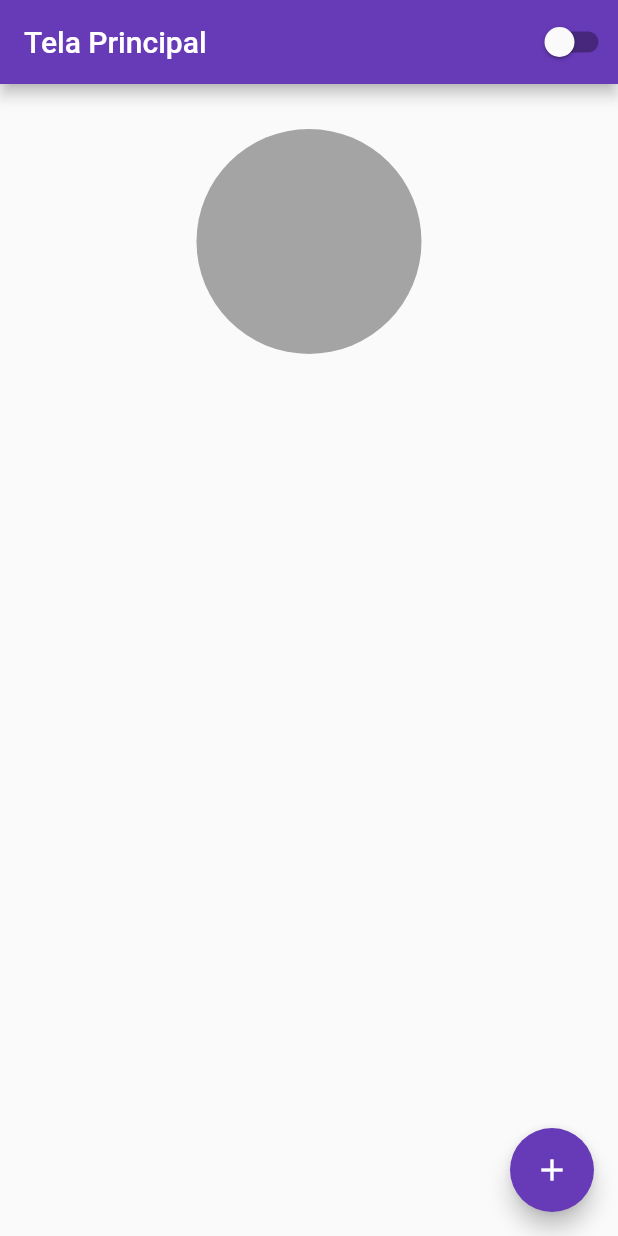
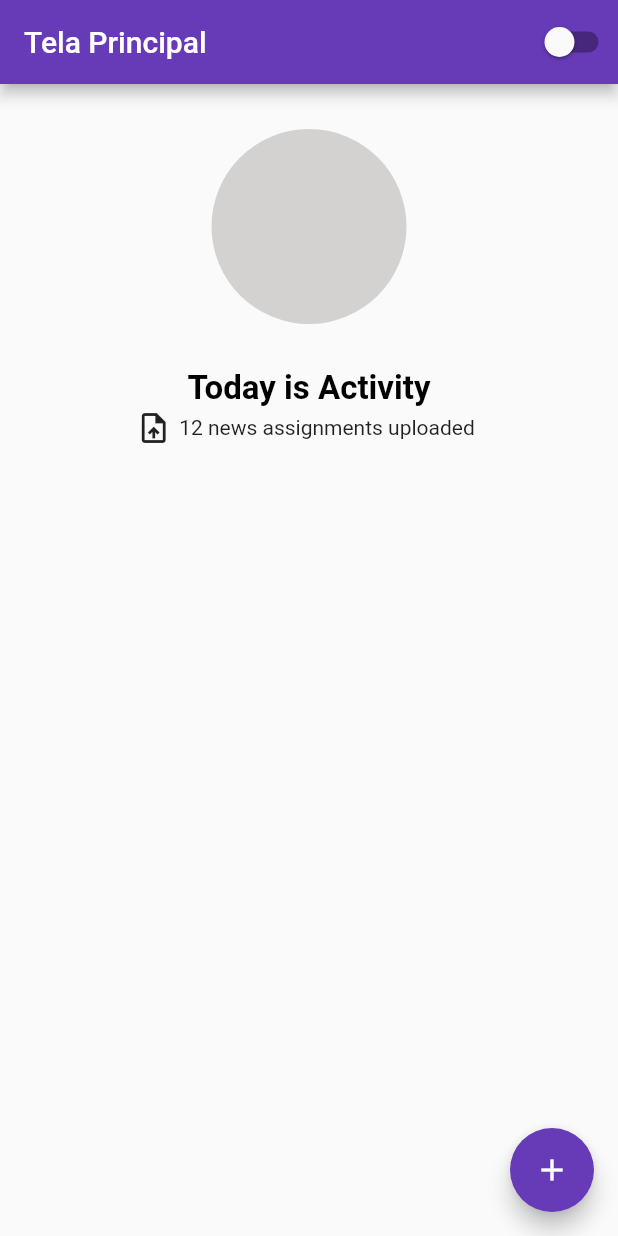
Before and after one commit to wenerson-venancio/card_pagecontrol, a Flutter app: the screen it shows after launch, on a phone screen of 412 x 824 dp. Run offline on Flutter 3.47's test engine with Material 2 defaults, Android fonts, the phone set to English and light mode, and no system bars.

Commit message:
TextStyleIcon

```diff
--- a/lib/home_page.dart
+++ b/lib/home_page.dart
@@ -31,16 +31,32 @@ class HomePageState extends State<HomePage> {
         ],
       ),
       body: SizedBox(
-        child: Row(
-          mainAxisAlignment: MainAxisAlignment.spaceAround,
+        child: Column(
           children: [
             Container(
-                height: 150,
-                width: 150,
+                height: 130,
+                width: 130,
                 margin: const EdgeInsets.all(30),
                 decoration: const BoxDecoration(
-                    color: Color.fromARGB(255, 165, 164, 164),
+                    color: Color.fromRGBO(212, 209, 209, 1),
                     borderRadius: BorderRadius.all(Radius.circular(100)))),
+            Row(mainAxisAlignment: MainAxisAlignment.center, children: const [
+              Text('Today is Activity',
+                  style: TextStyle(
+                      fontWeight: FontWeight.bold,
+                      fontSize: 22,
+                      color: Color.fromARGB(255, 0, 0, 0))),
+            ]),
+            Row(
+              mainAxisAlignment: MainAxisAlignment.center,
+              children: [
+                const Icon(Icons.upload_file_outlined),
+                Container(
+                  margin: const EdgeInsets.all(5),
+                  child: const Text('12 news assignments uploaded'),
+                ),
+              ],
+            )
           ],
         ),
       ),
```
